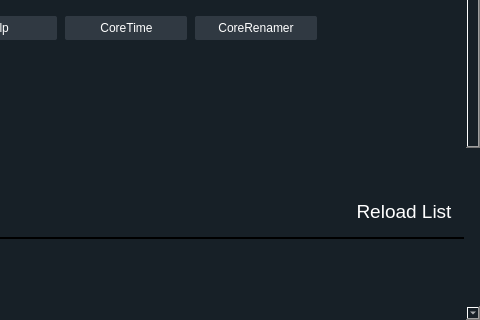
First picture: the form in app/start/start.ui, repository rahmanshaber/corebox, before the edit; both pictures show x 369 to 849 and y 363 to 683 of the 849 by 683 pixel window.
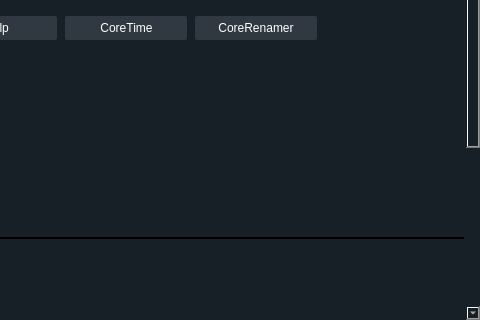
Second picture: the form after the edit. Icons and pictures are not drawn.

```diff
--- a/app/start/start.ui
+++ b/app/start/start.ui
@@ -573,42 +573,6 @@
                </property>
               </spacer>
              </item>
-             <item>
-              <widget class="QPushButton" name="reloadB">
-               <property name="sizePolicy">
-                <sizepolicy hsizetype="Maximum" vsizetype="Fixed">
-                 <horstretch>0</horstretch>
-                 <verstretch>0</verstretch>
-                </sizepolicy>
-               </property>
-               <property name="font">
-                <font>
-                 <pointsize>14</pointsize>
-                </font>
-               </property>
-               <property name="contextMenuPolicy">
-                <enum>Qt::NoContextMenu</enum>
-               </property>
-               <property name="styleSheet">
-                <string notr="true">QPushButton{
-border-radius: 2px;
-margin: 40px 0px 0px 0px;
-padding: 3px 3px 3px 3px;
-}
-
-QPushButton:pressed{
-background-color: #303942; 
-}
-
-QPushButton:hover {
-background-color: #303942;
-}</string>
-               </property>
-               <property name="text">
-                <string>Reload List</string>
-               </property>
-              </widget>
-             </item>
             </layout>
            </widget>
           </item>
```
Left out of the diff: 75 changed lines with no effect on the pictures.
